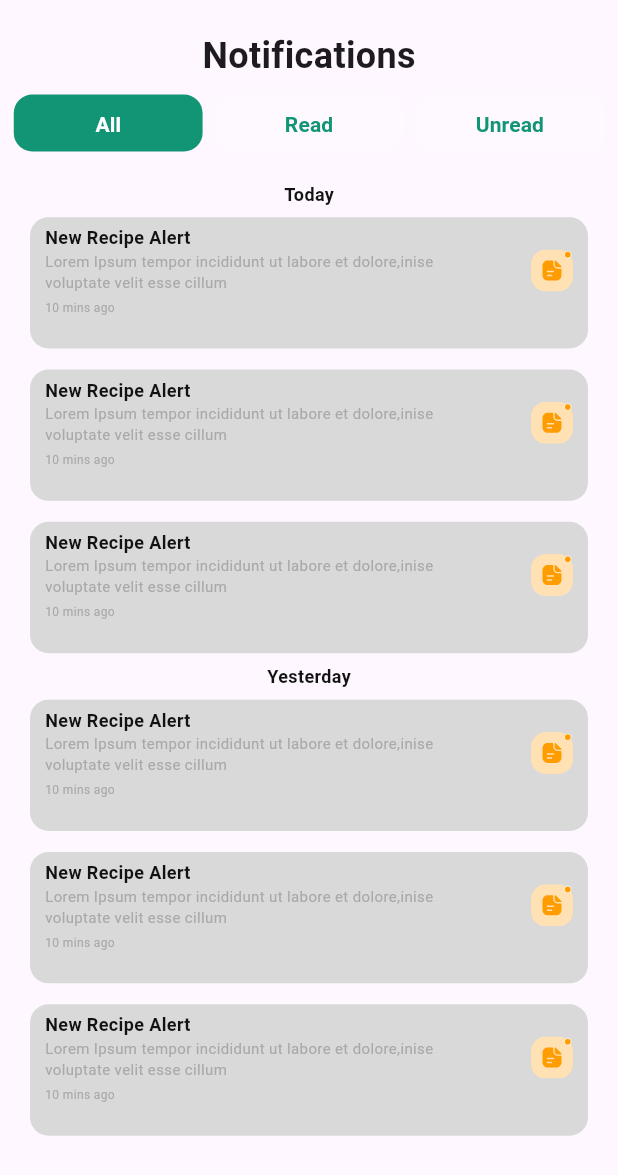
After one commit to Fortune0203/food-recipe-app, a Flutter app: the NotificationsPage screen opened by its route, on a phone screen of 412 x 824 dp. The commit adds this screen. Shown: the top 1175 px of the screen. Run offline on Flutter 3.47's test engine with Material 3 defaults, Android fonts, the phone set to English and light mode, and no system bars; drawn by our look-alikes of buttons_tabbar; our stand-ins replace flutter_riverpod, flutter_screenutil, flutter_svg, loading_animation_widget.

Commit message:
Also i have worked on the notification page too, i will continue with working on the profile page

```diff
--- /dev/null
+++ b/lib/features/notifications/notifications_page.dart
@@ -0,0 +1,218 @@
+import 'package:buttons_tabbar/buttons_tabbar.dart';
+import 'package:flutter/material.dart';
+import 'package:flutter_screenutil/flutter_screenutil.dart';
+import 'package:flutter_svg/flutter_svg.dart';
+import 'package:food_recipe/utils/colors.dart';
+
+class NotificationsPage extends StatelessWidget {
+  const NotificationsPage({super.key});
+
+  @override
+  Widget build(BuildContext context) {
+    return Scaffold(
+      body: _buildtop(),
+    );
+  }
+
+  Widget _buildtop() {
+    return SingleChildScrollView(
+      child: Column(
+        crossAxisAlignment: CrossAxisAlignment.start,
+        children: [
+          const Padding(
+            padding: EdgeInsets.only(top: 20.0),
+            child: Center(
+              child: Text(
+                'Notifications',
+                style: TextStyle(
+                  fontSize: 24,
+                  fontWeight: FontWeight.bold,
+                ),
+              ),
+            ),
+          ),
+          const SizedBox(height: 5),
+          _buildnotificationtab(),
+          _buildtodaytext(),
+          _buildnotificationbody(),
+          _buildyesterdaytext(),
+          _buildnotificationbody2(),
+        ],
+      ),
+    );
+  }
+
+  Widget _buildnotificationtab() {
+    return SizedBox(
+      height: 60.h,
+      width: double.infinity,
+      child: DefaultTabController(
+        length: 3,
+        child: Column(
+          children: [
+            ButtonsTabBar(
+                contentCenter: true,
+                width: 110.w,
+                contentPadding: const EdgeInsets.all(10.0),
+                backgroundColor: AppColors.primaryColor,
+                unselectedBackgroundColor: Colors.white24,
+                labelStyle: const TextStyle(
+                    color: Colors.white, fontWeight: FontWeight.bold),
+                unselectedLabelStyle: const TextStyle(
+                    color: AppColors.primaryColor, fontWeight: FontWeight.bold),
+                radius: 12.0.h,
+                tabs: const [
+                  Tab(text: "All"),
+                  Tab(text: "Read"),
+                  Tab(text: "Unread"),
+                ]),
+          ],
+        ),
+      ),
+    );
+  }
+}
+
+Widget _buildtodaytext() {
+  return const Center(
+    child: Text(
+      'Today',
+      style: TextStyle(
+        fontSize: 12.0,
+        fontWeight: FontWeight.bold,
+        color: AppColors.black,
+      ),
+    ),
+  );
+}
+
+Widget _buildnotificationbody() {
+  return ListView.builder(
+      itemCount: 3,
+      shrinkWrap: true,
+      // physics: NeverScrollableScrollPhysics(),
+      itemBuilder: (context, index) {
+        return Padding(
+          padding: const EdgeInsets.symmetric(horizontal: 20.0, vertical: 7.0),
+          child: Container(
+            height: 85.h,
+            width: double.infinity,
+            decoration: BoxDecoration(
+              color: AppColors.borderfield,
+              borderRadius: BorderRadius.circular(12.r),
+            ),
+            child: Column(
+              crossAxisAlignment: CrossAxisAlignment.start,
+              children: [
+                Padding(
+                  padding:
+                      const EdgeInsets.symmetric(horizontal: 10.0, vertical: 5),
+                  child: Row(
+                    mainAxisAlignment: MainAxisAlignment.spaceBetween,
+                    children: [
+                      const Column(
+                        crossAxisAlignment: CrossAxisAlignment.start,
+                        children: [
+                          Text('New Recipe Alert',
+                              style: TextStyle(
+                                fontSize: 12,
+                                fontWeight: FontWeight.bold,
+                                color: AppColors.black,
+                              )),
+                          Text(
+                            "Lorem Ipsum tempor incididunt ut labore et dolore,inise \nvoluptate velit esse cillum",
+                            style: TextStyle(
+                              fontSize: 10,
+                              color: AppColors.hintview,
+                            ),
+                          ),
+                          SizedBox(height: 5),
+                          Text(
+                            '10 mins ago',
+                            style: TextStyle(
+                                fontSize: 8, color: AppColors.hintview),
+                          ),
+                        ],
+                      ),
+                      SvgPicture.asset('assets/svgs/notification.svg'),
+                    ],
+                  ),
+                ),
+              ],
+            ),
+          ),
+        );
+      });
+}
+
+Widget _buildyesterdaytext() {
+  return const Center(
+    child: Text(
+      'Yesterday',
+      style: TextStyle(
+        fontSize: 12.0,
+        fontWeight: FontWeight.bold,
+        color: AppColors.black,
+      ),
+    ),
+  );
+}
+
+Widget _buildnotificationbody2() {
+  return ListView.builder(
+      itemCount: 3,
+      shrinkWrap: true,
+      // physics: NeverScrollableScrollPhysics(),
+      itemBuilder: (context, index) {
+        return Padding(
+          padding: const EdgeInsets.symmetric(horizontal: 20.0, vertical: 7.0),
+          child: Container(
+            height: 85.h,
+            width: double.infinity,
+            decoration: BoxDecoration(
+              color: AppColors.borderfield,
+              borderRadius: BorderRadius.circular(12.r),
+            ),
+            child: Column(
+              crossAxisAlignment: CrossAxisAlignment.start,
+              children: [
+                Padding(
+                  padding:
+                      const EdgeInsets.symmetric(horizontal: 10.0, vertical: 5),
+                  child: Row(
+                    mainAxisAlignment: MainAxisAlignment.spaceBetween,
+                    children: [
+                      const Column(
+                        crossAxisAlignment: CrossAxisAlignment.start,
+                        children: [
+                          Text('New Recipe Alert',
+                              style: TextStyle(
+                                fontSize: 12,
+                                fontWeight: FontWeight.bold,
+                                color: AppColors.black,
+                              )),
+                          Text(
+                            "Lorem Ipsum tempor incididunt ut labore et dolore,inise \nvoluptate velit esse cillum",
+                            style: TextStyle(
+                              fontSize: 10,
+                              color: AppColors.hintview,
+                            ),
+                          ),
+                          SizedBox(height: 5),
+                          Text(
+                            '10 mins ago',
+                            style: TextStyle(
+                                fontSize: 8, color: AppColors.hintview),
+                          ),
+                        ],
+                      ),
+                      SvgPicture.asset('assets/svgs/notification.svg'),
+                    ],
+                  ),
+                ),
+              ],
+            ),
+          ),
+        );
+      });
+}
--- a/lib/routes.dart
+++ b/lib/routes.dart
@@ -4,7 +4,9 @@ import 'package:food_recipe/features/authentication/sign_in_page.dart';
 import 'package:food_recipe/features/authentication/splashscreen.dart';
 import 'package:food_recipe/features/home-screen/home_screen.dart';
 import 'package:food_recipe/features/ingrident-screen/ingrident_screen.dart';
+import 'package:food_recipe/features/notifications/notifications_page.dart';
 import 'package:food_recipe/features/review-screen/review_screen.dart';
+import 'package:food_recipe/features/saved-recipes/saved_recipes.dart';
 import 'package:food_recipe/features/search-recipe/search_recipe.dart';
 
 class AppRoutes {
@@ -16,6 +18,8 @@ class AppRoutes {
     searchRecipe: (context) => const SearchRecipe(),
     ingredientScreen: (context) => const IngredientScreen(),
     reviewScreen: (context) => const ReviewScreen(),
+    savedRecipe: (context) => const SavedRecipes(),
+    notifications: (context) => const NotificationsPage(),
   };
 
   static String splash = '/';
@@ -25,4 +29,6 @@ class AppRoutes {
   static String searchRecipe = '/search-recipe';
   static String ingredientScreen = '/ingridient-screen';
   static String reviewScreen = '/review-screen';
+  static String savedRecipe = '/saved-recipe';
+  static String notifications = '/notifications';
 }
```
Also changed, not shown: assets/svgs/notification.svg (added).
